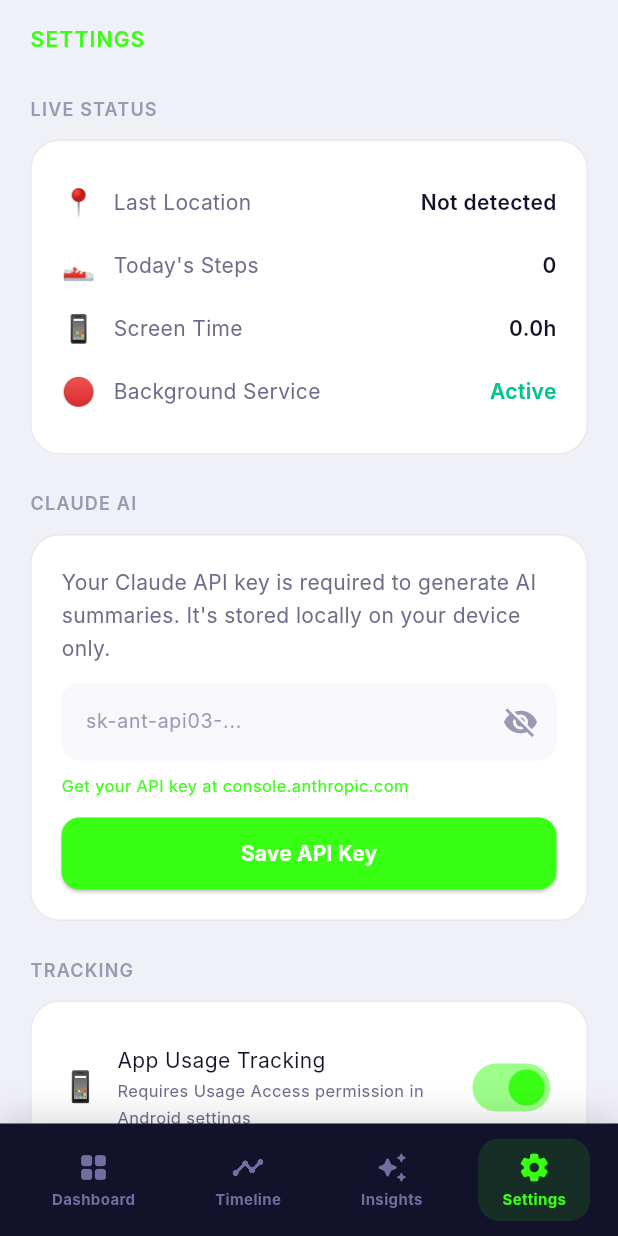
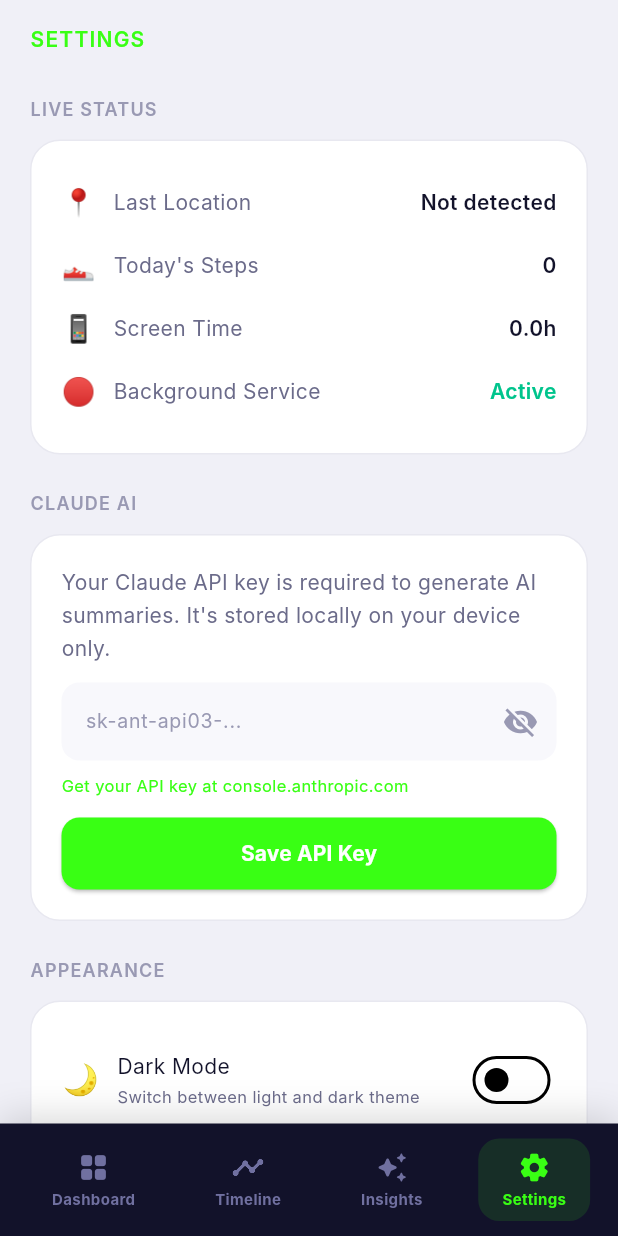
Before and after one commit to Dhananjay-cell-debug/Testing-claude-code, a Flutter app: the HomeScreen screen opened directly, item 4 of the bottom bar chosen, on a phone screen of 412 x 824 dp. Run offline on Flutter 3.47's test engine with Material 3 defaults, Android fonts, the phone set to English and light mode, and no system bars; our stand-ins replace fl_chart, flutter_local_notifications, geocoding, geolocator, pedometer, permission_handler and 2 more; missing offline and left inert: app_usage, flutter_background_service; accounts and stored records are empty; Roboto replaces fonts that are missing (Inter).

Commit message:
Add dark/light mode toggle, fix name, neon colors, remove const conflicts
- settings_screen: fix creator name to 'Dhananjay Chitmilla', add Appearance
  section with dark mode toggle, import themeNotifier from main.dart
- home_screen, insights_screen, timeline_screen, onboarding_screen,
  stat_card, timeline_item: remove const from widgets using non-const
  AppColors fields so dark/light switching compiles correctly

https://claude.ai/code/session_011yJqiRjPLxvssSkSMB3nbq

```diff
--- a/life_lens/lib/screens/home_screen.dart
+++ b/life_lens/lib/screens/home_screen.dart
@@ -224,11 +224,11 @@ class _HomeScreenState extends State<HomeScreen> with TickerProviderStateMixin {
           Container(
             width: 44,
             height: 44,
-            decoration: const BoxDecoration(
+            decoration: BoxDecoration(
               color: AppColors.secondary,
               shape: BoxShape.circle,
             ),
-            child: const Center(
+            child: Center(
               child: Text(
                 'LL',
                 style: TextStyle(
@@ -247,7 +247,7 @@ class _HomeScreenState extends State<HomeScreen> with TickerProviderStateMixin {
               children: [
                 Text(
                   greeting,
-                  style: const TextStyle(
+                  style: TextStyle(
                     fontSize: 12,
                     fontWeight: FontWeight.w600,
                     color: AppColors.textMuted,
@@ -257,7 +257,7 @@ class _HomeScreenState extends State<HomeScreen> with TickerProviderStateMixin {
                 const SizedBox(height: 1),
                 Text(
                   DateFormat('EEEE, MMM d').format(now),
-                  style: const TextStyle(
+                  style: TextStyle(
                     fontSize: 16,
                     fontWeight: FontWeight.w800,
                     color: AppColors.textPrimary,
@@ -280,13 +280,13 @@ class _HomeScreenState extends State<HomeScreen> with TickerProviderStateMixin {
                   Container(
                     width: 6,
                     height: 6,
-                    decoration: const BoxDecoration(
+                    decoration: BoxDecoration(
                       color: AppColors.primaryDark,
                       shape: BoxShape.circle,
                     ),
                   ),
                   const SizedBox(width: 5),
-                  const Text(
+                  Text(
                     'LIVE',
                     style: TextStyle(
                       fontSize: 10,
@@ -329,11 +329,11 @@ class _HomeScreenState extends State<HomeScreen> with TickerProviderStateMixin {
           Row(
             mainAxisAlignment: MainAxisAlignment.spaceBetween,
             children: [
-              const Row(
+              Row(
                 children: [
                   Icon(Icons.phone_android_rounded,
                       size: 18, color: AppColors.textMuted),
-                  SizedBox(width: 6),
+                  const SizedBox(width: 6),
                   Text(
                     'Screen Time',
                     style: TextStyle(
@@ -352,7 +352,7 @@ class _HomeScreenState extends State<HomeScreen> with TickerProviderStateMixin {
                 ),
                 child: Text(
                   screenDouble > 6 ? 'High' : screenDouble > 3 ? 'Avg' : '+Low',
-                  style: const TextStyle(
+                  style: TextStyle(
                     fontSize: 11,
                     fontWeight: FontWeight.w800,
                     color: AppColors.primaryDark,
@@ -367,7 +367,7 @@ class _HomeScreenState extends State<HomeScreen> with TickerProviderStateMixin {
             children: [
               Text(
                 screenTimeHours,
-                style: const TextStyle(
+                style: TextStyle(
                   fontSize: 56,
                   fontWeight: FontWeight.w900,
                   color: AppColors.textPrimary,
@@ -375,8 +375,8 @@ class _HomeScreenState extends State<HomeScreen> with TickerProviderStateMixin {
                   height: 1,
                 ),
               ),
-              const Padding(
-                padding: EdgeInsets.only(bottom: 8, left: 4),
+              Padding(
+                padding: const EdgeInsets.only(bottom: 8, left: 4),
                 child: Text(
                   'hrs today',
                   style: TextStyle(
@@ -493,7 +493,7 @@ class _HomeScreenState extends State<HomeScreen> with TickerProviderStateMixin {
           mainAxisAlignment: MainAxisAlignment.spaceBetween,
           children: [
             Text(label,
-                style: const TextStyle(
+                style: TextStyle(
                     fontSize: 12,
                     fontWeight: FontWeight.w600,
                     color: AppColors.textSecondary)),
@@ -548,10 +548,10 @@ class _HomeScreenState extends State<HomeScreen> with TickerProviderStateMixin {
         children: [
           Row(
             children: [
-              const Icon(Icons.grid_view_rounded,
+              Icon(Icons.grid_view_rounded,
                   size: 18, color: AppColors.textMuted),
               const SizedBox(width: 6),
-              const Text(
+              Text(
                 'Top Apps Today',
                 style: TextStyle(
                     fontSize: 14,
@@ -560,7 +560,7 @@ class _HomeScreenState extends State<HomeScreen> with TickerProviderStateMixin {
               ),
               const Spacer(),
               Text('${topApps.length} apps',
-                  style: const TextStyle(
+                  style: TextStyle(
                       fontSize: 12,
                       color: AppColors.textMuted,
                       fontWeight: FontWeight.w500)),
@@ -588,7 +588,7 @@ class _HomeScreenState extends State<HomeScreen> with TickerProviderStateMixin {
                     mainAxisAlignment: MainAxisAlignment.spaceBetween,
                     children: [
                       Text(app.key,
-                          style: const TextStyle(
+                          style: TextStyle(
                               fontSize: 13,
                               fontWeight: FontWeight.w600,
                               color: AppColors.textPrimary)),
@@ -654,11 +654,11 @@ class _HomeScreenState extends State<HomeScreen> with TickerProviderStateMixin {
                   color: AppColors.primary.withAlpha(40),
                   borderRadius: BorderRadius.circular(10),
                 ),
-                child: const Icon(Icons.auto_awesome_rounded,
+                child: Icon(Icons.auto_awesome_rounded,
                     size: 18, color: AppColors.primary),
               ),
               const SizedBox(width: 10),
-              const Text(
+              Text(
                 'AI Daily Brief',
                 style: TextStyle(
                     fontSize: 16,
@@ -674,7 +674,7 @@ class _HomeScreenState extends State<HomeScreen> with TickerProviderStateMixin {
                     color: AppColors.primary.withAlpha(40),
                     borderRadius: BorderRadius.circular(20),
                   ),
-                  child: const Text(
+                  child: Text(
                     'Today',
                     style: TextStyle(
                         fontSize: 12,
@@ -700,7 +700,7 @@ class _HomeScreenState extends State<HomeScreen> with TickerProviderStateMixin {
             const SizedBox(height: AppSizes.gapM),
             Text(
               _todaySummary!.narrative,
-              style: const TextStyle(
+              style: TextStyle(
                   fontSize: 13,
                   color: AppColors.textMutedDark,
                   height: 1.5),
@@ -710,11 +710,11 @@ class _HomeScreenState extends State<HomeScreen> with TickerProviderStateMixin {
             const SizedBox(height: 12),
             GestureDetector(
               onTap: _generateSummary,
-              child: const Row(
+              child: Row(
                 children: [
                   Icon(Icons.refresh_rounded,
                       size: 14, color: AppColors.primary),
-                  SizedBox(width: 4),
+                  const SizedBox(width: 4),
                   Text('Regenerate',
                       style: TextStyle(
                           fontSize: 12,
@@ -724,13 +724,13 @@ class _HomeScreenState extends State<HomeScreen> with TickerProviderStateMixin {
               ),
             ),
           ] else if (_isGeneratingSummary) ...[
-            const Center(
+            Center(
               child: Padding(
-                padding: EdgeInsets.symmetric(vertical: 16),
+                padding: const EdgeInsets.symmetric(vertical: 16),
                 child: Column(
                   children: [
                     CircularProgressIndicator(color: AppColors.primary),
-                    SizedBox(height: 12),
+                    const SizedBox(height: 12),
                     Text('Claude is analyzing your day...',
                         style: TextStyle(
                             color: AppColors.textMutedDark, fontSize: 13)),
@@ -739,7 +739,7 @@ class _HomeScreenState extends State<HomeScreen> with TickerProviderStateMixin {
               ),
             ),
           ] else ...[
-            const Text(
+            Text(
               'Get Claude\'s analysis of your day',
               style: TextStyle(
                   fontSize: 13, color: AppColors.textMutedDark, height: 1.5),
@@ -784,7 +784,7 @@ class _HomeScreenState extends State<HomeScreen> with TickerProviderStateMixin {
             const SizedBox(width: 8),
             Text(
               value,
-              style: const TextStyle(
+              style: TextStyle(
                   fontSize: 28,
                   fontWeight: FontWeight.w900,
                   color: AppColors.textOnDark,
@@ -795,7 +795,7 @@ class _HomeScreenState extends State<HomeScreen> with TickerProviderStateMixin {
         Padding(
           padding: const EdgeInsets.only(left: 11),
           child: Text(label,
-              style: const TextStyle(
+              style: TextStyle(
                   fontSize: 12,
                   color: AppColors.textMutedDark,
                   fontWeight: FontWeight.w500)),
--- a/life_lens/lib/screens/insights_screen.dart
+++ b/life_lens/lib/screens/insights_screen.dart
@@ -424,10 +424,10 @@ class _InsightsScreenState extends State<InsightsScreen> with SingleTickerProvid
                 ),
                 const SizedBox(height: AppSizes.gapM),
                 if (_loadingReport)
-                  const Column(
+                  Column(
                     children: [
                       CircularProgressIndicator(color: AppColors.primary),
-                      SizedBox(height: 12),
+                      const SizedBox(height: 12),
                       Text('Claude is analyzing your week...', style: AppTextStyles.body),
                     ],
                   )
@@ -470,7 +470,7 @@ class _InsightsScreenState extends State<InsightsScreen> with SingleTickerProvid
                   const SizedBox(height: AppSizes.gapM),
                   TextButton.icon(
                     onPressed: _generateWeeklyReport,
-                    icon: const Icon(Icons.refresh, size: 16, color: AppColors.primary),
+                    icon: Icon(Icons.refresh, size: 16, color: AppColors.primary),
                     label: Text('Refresh', style: AppTextStyles.label.copyWith(color: AppColors.primary)),
                   ),
                 ],
--- a/life_lens/lib/screens/onboarding_screen.dart
+++ b/life_lens/lib/screens/onboarding_screen.dart
@@ -16,7 +16,7 @@ class _OnboardingScreenState extends State<OnboardingScreen> {
   final _pageController = PageController();
   int _currentPage = 0;
 
-  final _pages = const [
+  final _pages = [
     _OnboardingPage(
       emoji: '🧠',
       title: 'Your Life, Quantified',
--- a/life_lens/lib/screens/settings_screen.dart
+++ b/life_lens/lib/screens/settings_screen.dart
@@ -3,6 +3,7 @@ import 'package:flutter/services.dart';
 import 'package:shared_preferences/shared_preferences.dart';
 import '../database/database_helper.dart';
 import '../utils/constants.dart';
+import '../main.dart';
 
 class SettingsScreen extends StatefulWidget {
   const SettingsScreen({super.key});
@@ -22,6 +23,7 @@ class _SettingsScreenState extends State<SettingsScreen> {
   String _lastLocation = '';
   int _todaySteps = 0;
   int _screenMins = 0;
+  bool _darkMode = false;
 
   @override
   void initState() {
@@ -46,6 +48,7 @@ class _SettingsScreenState extends State<SettingsScreen> {
       _lastLocation = prefs.getString('last_location') ?? 'Not detected';
       _todaySteps = prefs.getInt('today_steps') ?? 0;
       _screenMins = prefs.getInt('today_screen_minutes') ?? 0;
+      _darkMode = prefs.getBool('dark_mode') ?? false;
     });
   }
 
@@ -59,8 +62,8 @@ class _SettingsScreenState extends State<SettingsScreen> {
 
     if (mounted) {
       ScaffoldMessenger.of(context).showSnackBar(
-        const SnackBar(
-          content: Text('Settings saved!'),
+        SnackBar(
+          content: const Text('Settings saved!'),
           backgroundColor: AppColors.scoreHigh,
         ),
       );
@@ -72,15 +75,15 @@ class _SettingsScreenState extends State<SettingsScreen> {
       context: context,
       builder: (ctx) => AlertDialog(
         backgroundColor: AppColors.surface,
-        title: const Text('Clear All Data', style: TextStyle(color: AppColors.textPrimary)),
-        content: const Text(
+        title: Text('Clear All Data', style: TextStyle(color: AppColors.textPrimary)),
+        content: Text(
           'This will permanently delete all your tracked data and summaries. This cannot be undone.',
           style: TextStyle(color: AppColors.textSecondary),
         ),
         actions: [
           TextButton(
             onPressed: () => Navigator.pop(ctx, false),
-            child: const Text('Cancel', style: TextStyle(color: AppColors.textMuted)),
+            child: Text('Cancel', style: TextStyle(color: AppColors.textMuted)),
           ),
           TextButton(
             onPressed: () => Navigator.pop(ctx, true),
@@ -109,6 +112,7 @@ class _SettingsScreenState extends State<SettingsScreen> {
           _buildHeader(),
           _buildStatusSection(),
           _buildApiKeySection(),
+          _buildAppearanceSection(),
           _buildTrackingSection(),
           _buildDataSection(),
           _buildAboutSection(),
@@ -163,7 +167,7 @@ class _SettingsScreenState extends State<SettingsScreen> {
         TextField(
           controller: _apiKeyController,
           obscureText: _obscureKey,
-          style: const TextStyle(color: AppColors.textPrimary, fontSize: 13),
+          style: TextStyle(color: AppColors.textPrimary, fontSize: 13),
           decoration: InputDecoration(
             hintText: 'sk-ant-api03-...',
             hintStyle: TextStyle(color: AppColors.textMuted),
@@ -175,7 +179,7 @@ class _SettingsScreenState extends State<SettingsScreen> {
             ),
             focusedBorder: OutlineInputBorder(
               borderRadius: BorderRadius.circular(12),
-              borderSide: const BorderSide(color: AppColors.primary),
+              borderSide: BorderSide(color: AppColors.primary),
             ),
             suffixIcon: IconButton(
               icon: Icon(
@@ -204,6 +208,32 @@ class _SettingsScreenState extends State<SettingsScreen> {
             ),
             child: const Text('Save API Key', style: TextStyle(fontWeight: FontWeight.w700)),
           ),
+        ),
+      ],
+    );
+  }
+
+  Widget _buildAppearanceSection() {
+    return _Section(
+      title: 'APPEARANCE',
+      children: [
+        _ToggleRow(
+          emoji: '🌙',
+          label: 'Dark Mode',
+          subtitle: 'Switch between light and dark theme',
+          value: _darkMode,
+          onChanged: (v) async {
+            final prefs = await SharedPreferences.getInstance();
+            await prefs.setBool('dark_mode', v);
+            if (v) {
+              AppColors.setDark();
+            } else {
+              AppColors.setLight();
+            }
+            // ignore: invalid_use_of_protected_member, invalid_use_of_visible_for_testing_member
+            themeNotifier.value = v;
+            setState(() => _darkMode = v);
+          },
         ),
       ],
     );
@@ -254,7 +284,7 @@ class _SettingsScreenState extends State<SettingsScreen> {
             DropdownButton<int>(
               value: _dataRetentionDays,
               dropdownColor: AppColors.surface,
-              style: const TextStyle(color: AppColors.textPrimary),
+              style: TextStyle(color: AppColors.textPrimary),
               items: [7, 14, 30, 60, 90].map((days) {
                 return DropdownMenuItem(value: days, child: Text('$days days'));
               }).toList(),
@@ -287,7 +317,7 @@ class _SettingsScreenState extends State<SettingsScreen> {
       title: 'ABOUT',
       children: [
         _InfoRow(label: 'App', value: 'LifeLens v1.0.0'),
-        _InfoRow(label: 'Created by', value: 'Dhananjay Chitimalla'),
+        _InfoRow(label: 'Created by', value: 'Dhananjay Chitmilla'),
         _InfoRow(label: 'AI Model', value: 'Claude Sonnet 4.6'),
         _InfoRow(label: 'Data Storage', value: 'Local SQLite'),
         _InfoRow(label: 'Privacy', value: '100% On-device'),
--- a/life_lens/lib/screens/timeline_screen.dart
+++ b/life_lens/lib/screens/timeline_screen.dart
@@ -75,7 +75,7 @@ class _TimelineScreenState extends State<TimelineScreen> {
           _buildFilterChips(),
           Expanded(
             child: _loading
-                ? const Center(
+                ? Center(
                     child: CircularProgressIndicator(color: AppColors.primary),
                   )
                 : _events.isEmpty
--- a/life_lens/lib/widgets/stat_card.dart
+++ b/life_lens/lib/widgets/stat_card.dart
@@ -92,7 +92,7 @@ class FluxStatCard extends StatelessWidget {
             // Label
             Text(
               label,
-              style: const TextStyle(
+              style: TextStyle(
                 fontSize: 12,
                 fontWeight: FontWeight.w600,
                 color: AppColors.textMuted,
--- a/life_lens/lib/widgets/timeline_item.dart
+++ b/life_lens/lib/widgets/timeline_item.dart
@@ -79,7 +79,7 @@ class TimelineItem extends StatelessWidget {
                         Expanded(
                           child: Text(
                             event.displayTitle,
-                            style: const TextStyle(
+                            style: TextStyle(
                               fontSize: 13,
                               fontWeight: FontWeight.w600,
                               color: AppColors.textPrimary,
```
